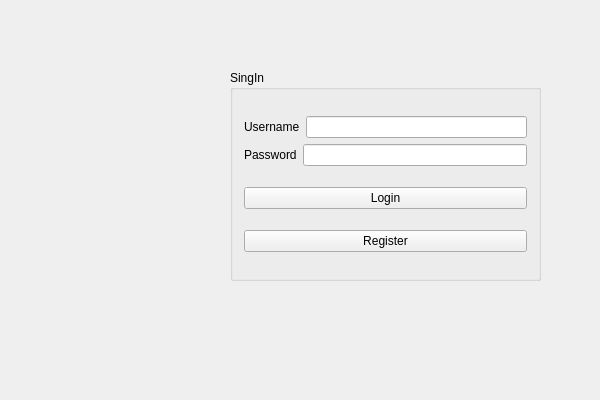
radusalex1/OneDriveProject, file OneDrive/onedrive.ui: the form before one commit.
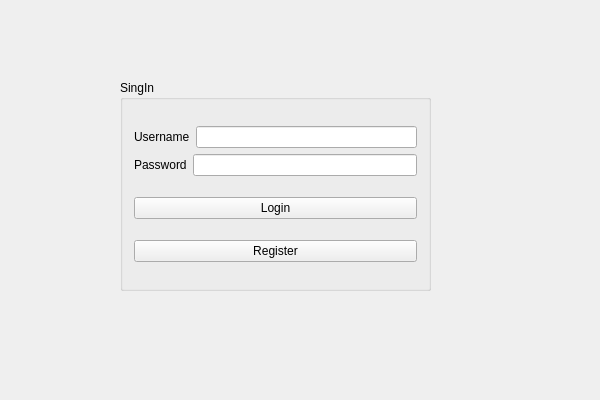
The form after the commit.

Patch:
```diff
--- a/OneDrive/onedrive.ui
+++ b/OneDrive/onedrive.ui
@@ -16,8 +16,8 @@
   <widget class="QGroupBox" name="groupBox">
    <property name="geometry">
     <rect>
-     <x>230</x>
-     <y>70</y>
+     <x>120</x>
+     <y>80</y>
      <width>311</width>
      <height>211</height>
     </rect>
```
